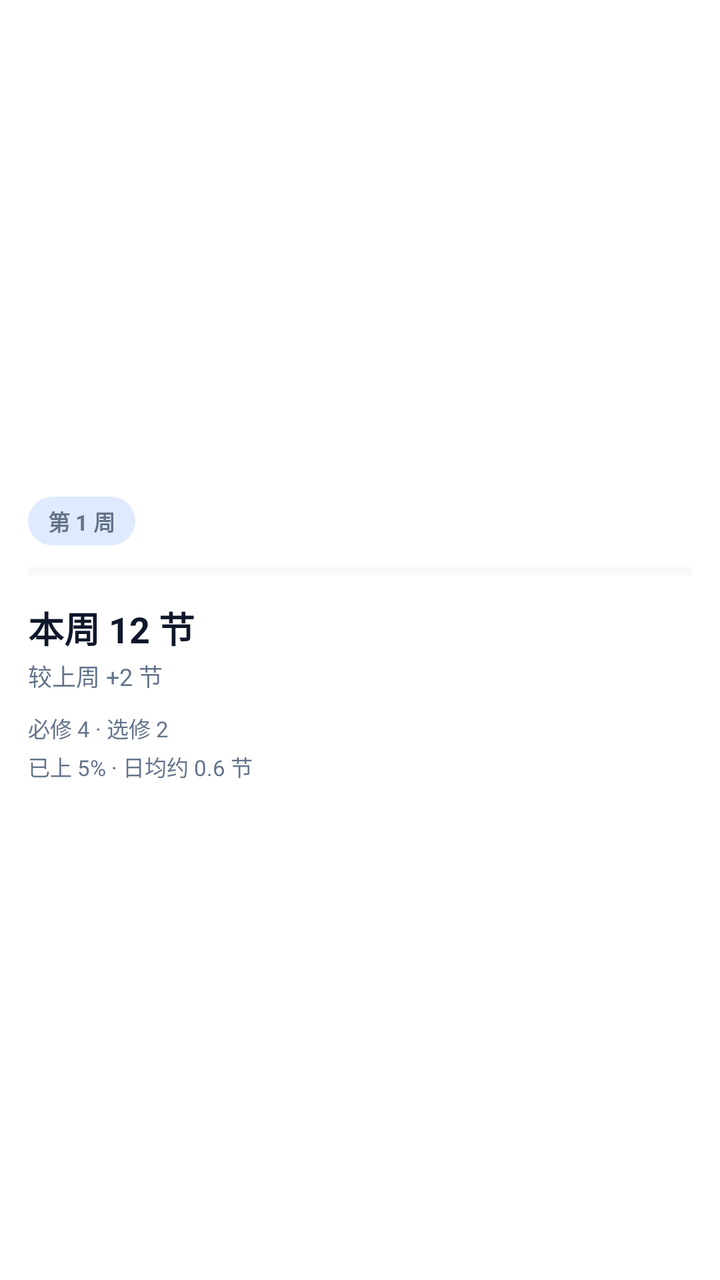
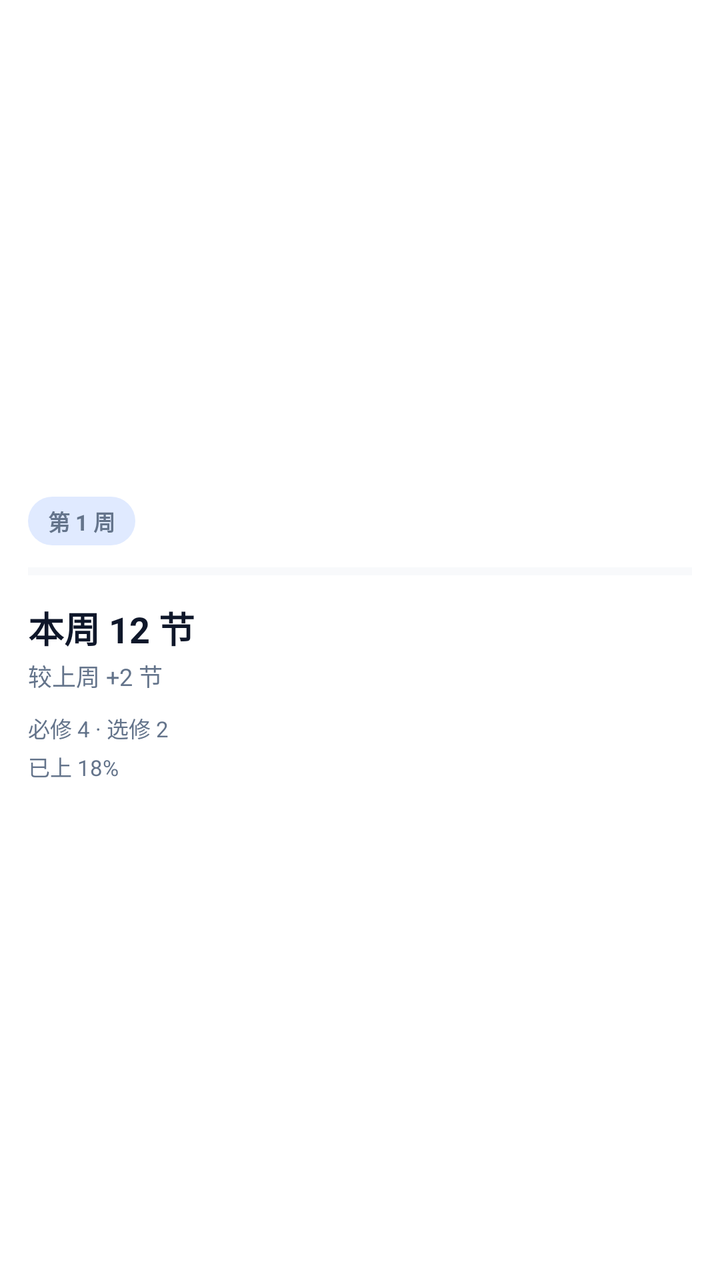

Compare the two renders of this Android layout. The source of the first and the diff that turns it into the second are given below.
<!-- AndroidManifest.xml: fallback theme Theme.MaterialComponents.DayNight.NoActionBar -->
<!-- res/layout/widget_stats_compact.xml -->
<?xml version="1.0" encoding="utf-8"?>
<FrameLayout xmlns:android="http://schemas.android.com/apk/res/android"
    android:id="@+id/widget_root"
    android:layout_width="match_parent"
    android:layout_height="match_parent">

    <LinearLayout
        android:id="@+id/widget_card"
        android:layout_width="match_parent"
        android:layout_height="match_parent"
        android:gravity="center_vertical"
        android:orientation="vertical"
        android:padding="14dp">

        <TextView
            android:id="@+id/stats_week"
            android:layout_width="wrap_content"
            android:layout_height="wrap_content"
            android:background="@drawable/widget_status_chip_strong"
            android:ellipsize="end"
            android:maxLines="1"
            android:paddingLeft="10dp"
            android:paddingTop="4dp"
            android:paddingRight="10dp"
            android:paddingBottom="4dp"
            android:text="第 1 周"
            android:textColor="#64748B"
            android:textSize="11sp"
            android:textStyle="bold" />

        <ProgressBar
            android:id="@+id/stats_bar"
            style="?android:attr/progressBarStyleHorizontal"
            android:layout_width="match_parent"
            android:layout_height="6dp"
            android:layout_marginTop="10dp"
            android:max="100"
            android:progressTint="#2563EB"
            android:progressBackgroundTint="#E2E8F0" />

        <TextView
            android:id="@+id/stats_sections"
            android:layout_width="match_parent"
            android:layout_height="wrap_content"
            android:layout_marginTop="12dp"
            android:ellipsize="end"
            android:maxLines="1"
            android:text="本周 12 节"
            android:textColor="#0F172A"
            android:textSize="18sp"
            android:textStyle="bold" />

        <TextView
            android:id="@+id/stats_delta"
            android:layout_width="match_parent"
            android:layout_height="wrap_content"
            android:layout_marginTop="2dp"
            android:ellipsize="end"
            android:maxLines="1"
            android:text="较上周 +2 节"
            android:textColor="#64748B"
            android:textSize="12sp" />

        <TextView
            android:id="@+id/stats_nature"
            android:layout_width="match_parent"
            android:layout_height="wrap_content"
            android:layout_marginTop="9dp"
            android:ellipsize="end"
            android:maxLines="1"
            android:text="必修 4 · 选修 2"
            android:textColor="#64748B"
            android:textSize="11sp" />

        
        <TextView
            android:id="@+id/stats_extra"
            android:layout_width="match_parent"
            android:layout_height="wrap_content"
            android:layout_marginTop="3dp"
            android:ellipsize="end"
            android:maxLines="1"
            android:text="已上 5% · 日均约 0.6 节"
            android:textColor="#64748B"
            android:textSize="11sp" />

    </LinearLayout>

</FrameLayout>
<!-- resources referenced by this layout -->
<resources>
  <!-- drawable widget_status_chip_strong (drawable) -->
  <?xml version="1.0" encoding="utf-8"?>
  <shape xmlns:android="http://schemas.android.com/apk/res/android"
      android:shape="rectangle">
      <corners android:radius="999dp" />
      <solid android:color="#E0EAFF" />
  </shape>
</resources>

<!-- the commit's change to res/layout/widget_stats_compact.xml (unified diff, before → after) -->
@@ -74,13 +74,13 @@
 
         
         <TextView
-            android:id="@+id/stats_extra"
+            android:id="@+id/stats_extra_pct"
             android:layout_width="match_parent"
             android:layout_height="wrap_content"
             android:layout_marginTop="3dp"
             android:ellipsize="end"
             android:maxLines="1"
-            android:text="已上 5% · 日均约 0.6 节"
+            android:text="已上 18%"
             android:textColor="#64748B"
             android:textSize="11sp" />
 
